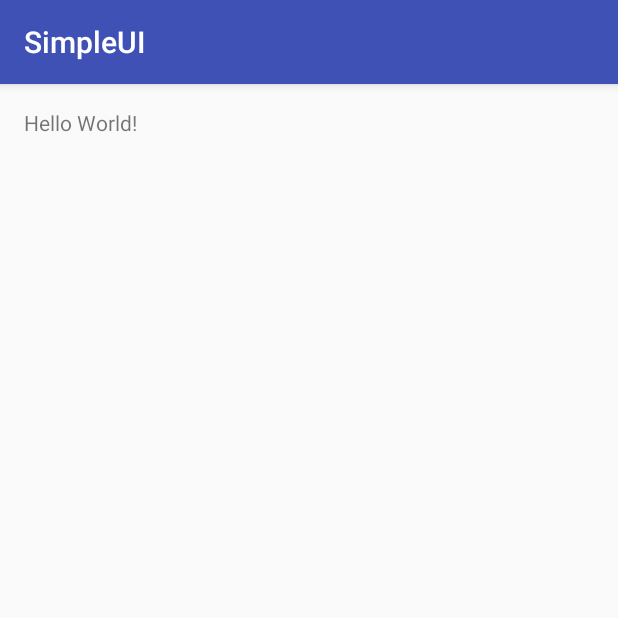
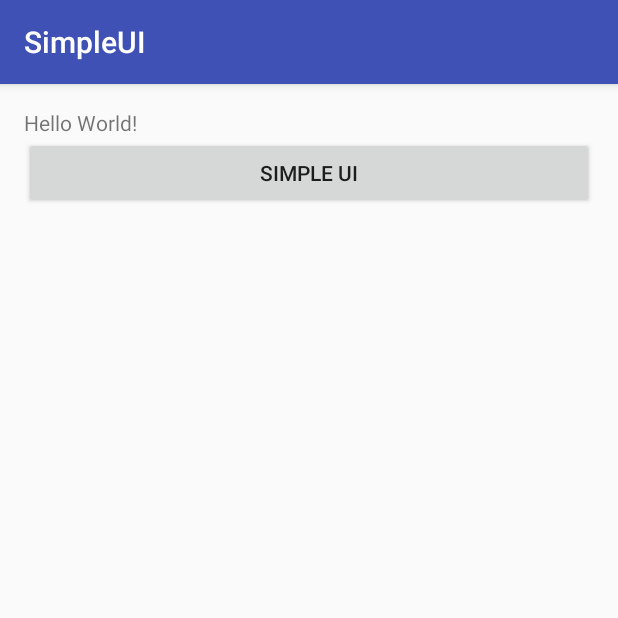
Before and after one commit to jruffian/NTUProject, an Android app: the screen it shows after launch (MainActivity), on a phone screen of 412 x 824 dp, the top half of it. Run offline under Robolectric (Android 15) with nearby library versions, the phone set to English and light mode, and no system bars.

Commit message:
add a button

```diff
--- a/SimpleUI/app/src/main/java/tw/idv/crystalfish/simpleui/MainActivity.java
+++ b/SimpleUI/app/src/main/java/tw/idv/crystalfish/simpleui/MainActivity.java
@@ -2,12 +2,24 @@ package tw.idv.crystalfish.simpleui;
 
 import android.support.v7.app.AppCompatActivity;
 import android.os.Bundle;
+import android.view.View;
+import android.widget.Button;
+import android.widget.Toast;
 
 public class MainActivity extends AppCompatActivity {
 
+    Button button1;
     @Override
     protected void onCreate(Bundle savedInstanceState) {
         super.onCreate(savedInstanceState);
         setContentView(R.layout.activity_main);
+
+        button1 = (Button)findViewById(R.id.button1);
     }
+
+    public void submit(View view)
+    {
+        Toast.makeText(this, "Hello world", Toast.LENGTH_LONG);
+    }
+
 }
--- a/SimpleUI/app/src/main/res/layout/activity_main.xml
+++ b/SimpleUI/app/src/main/res/layout/activity_main.xml
@@ -12,5 +12,17 @@
     <TextView
         android:layout_width="wrap_content"
         android:layout_height="wrap_content"
-        android:text="Hello World!" />
+        android:text="Hello World!"
+        android:id="@+id/textView" />
+
+    <Button
+        style="?android:attr/buttonStyleSmall"
+        android:layout_width="match_parent"
+        android:layout_height="wrap_content"
+        android:text="Simple UI"
+        android:id="@+id/button1"
+        android:layout_below="@+id/textView"
+        android:layout_alignParentLeft="false"
+        android:layout_alignParentStart="true"
+        android:onClick="submit" />
 </RelativeLayout>
```
